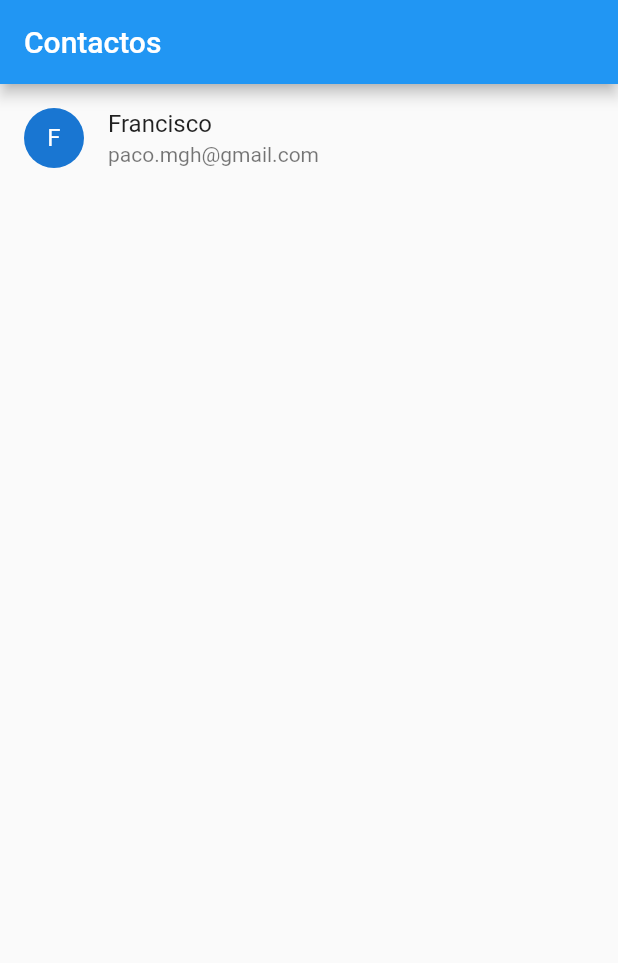
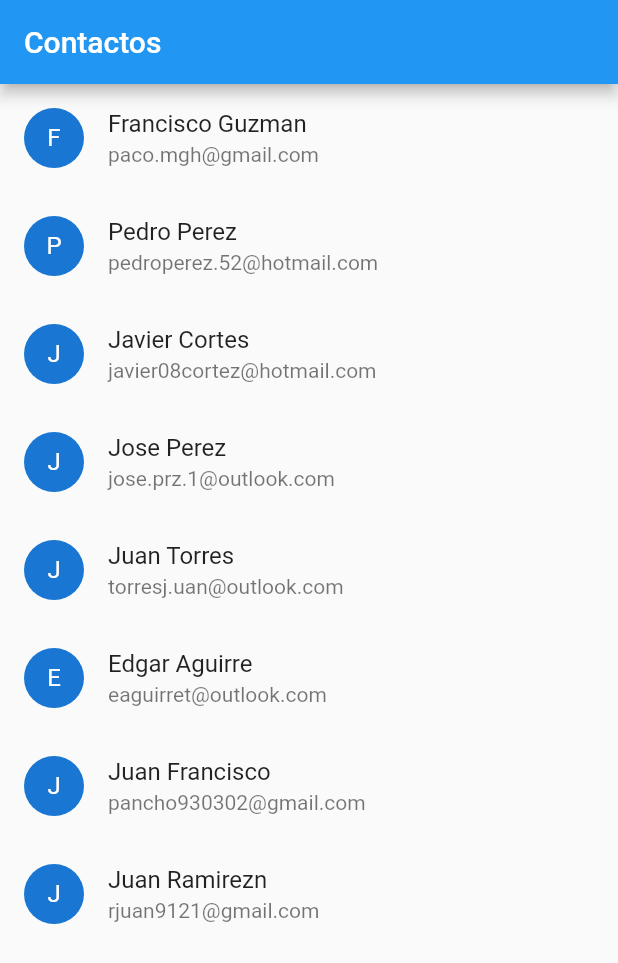
Before and after one commit to pacomgh/master_flutter_cero_experto, a Flutter app: the screen it shows after launch, on a phone screen of 412 x 824 dp. Shown: the top 963 px of the screen. Run offline on Flutter 3.47's test engine with Material 2 defaults, Android fonts, the phone set to English and light mode, and no system bars.

Commit message:
add list to listview screen

```diff
--- a/listview_app/lib/src/Contact.dart
+++ b/listview_app/lib/src/Contact.dart
@@ -1,8 +1,28 @@
 import 'package:flutter/material.dart';
+import 'package:listviewapp/src/model/contact_model.dart';
 import 'package:listviewapp/src/screens/contact_item.dart';
 
 class Contact extends StatelessWidget {
-  const Contact({Key key}): super(key:key);
+  //const Contact({Key key}): super(key:key);
+
+  buildList(){
+    return <ContactModel>[
+      ContactModel(name: "Francisco Guzman", email: "paco.mgh@gmail.com"),
+      ContactModel(name: "Pedro Perez", email: "pedroperez.52@hotmail.com"),
+      ContactModel(name: "Javier Cortes", email: "javier08cortez@hotmail.com"),
+      ContactModel(name: "Jose Perez", email: "jose.prz.1@outlook.com"),
+      ContactModel(name: "Juan Torres", email: "torresj.uan@outlook.com"),
+      ContactModel(name: "Edgar Aguirre", email: "eaguirret@outlook.com"),
+      ContactModel(name: "Juan Francisco", email: "pancho930302@gmail.com"),
+      ContactModel(name: "Juan Ramirezn", email: "rjuan9121@gmail.com"),
+    ];
+  }
+
+  List<ContactItem> buildContacList(){
+    return buildList()
+        .map<ContactItem>((contact)=> ContactItem(contact)).toList();
+  }
+
   @override
   Widget build(BuildContext context) {
     return Scaffold(
@@ -10,9 +30,7 @@ class Contact extends StatelessWidget {
         title: Text("Contactos"),
       ),
       body: ListView(
-        children: <Widget>[
-          ContactItem()
-        ],
+        children: buildContacList()
       ),
     );
   }
--- /dev/null
+++ b/listview_app/lib/src/model/contact_model.dart
@@ -0,0 +1,7 @@
+class ContactModel{
+  String name="";
+  String email="";
+
+  ContactModel({this.name, this.email});
+
+}
--- a/listview_app/lib/src/screens/contact_item.dart
+++ b/listview_app/lib/src/screens/contact_item.dart
@@ -1,13 +1,17 @@
 import 'package:flutter/material.dart';
+import 'package:listviewapp/src/model/contact_model.dart';
 
 class ContactItem extends StatelessWidget {
-  const ContactItem({Key key}): super(key:key);
+  //const ContactItem({Key key}): super(key:key);
+  final ContactModel contact;
+  ContactItem(this.contact);
+
   @override
   Widget build(BuildContext context) {
     return ListTile(
-      leading: CircleAvatar(child: Text("F"),),
-      title: Text("Francisco"),
-      subtitle: Text("paco.mgh@gmail.com"),
+      leading: CircleAvatar(child: Text(contact.name[0]),),
+      title: Text(contact.name),
+      subtitle: Text(contact.email),
     );
   }
 }
```
